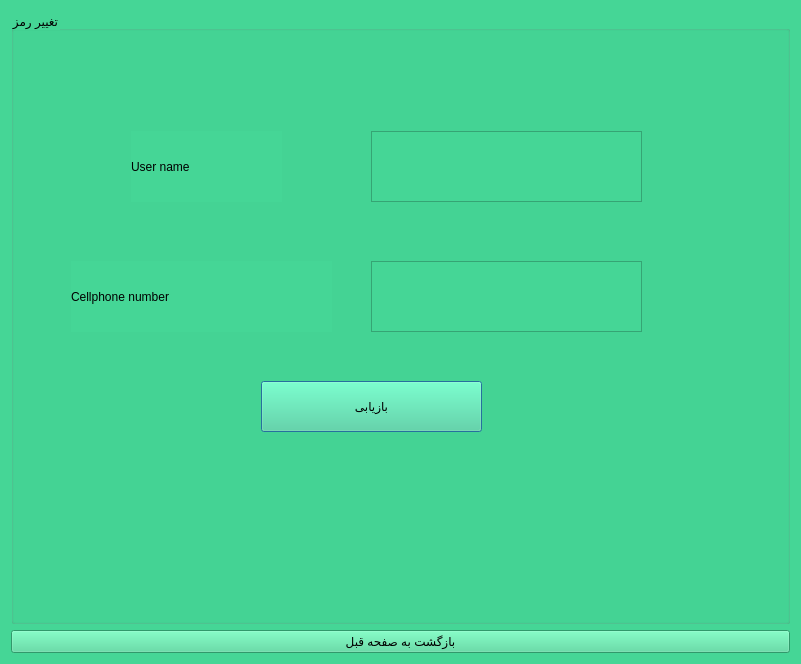
This is Project_Ap/forgetpasclient.ui in AP-projects-4001/metagoofill as Qt 5 draws it before an edit. The edited form follows.
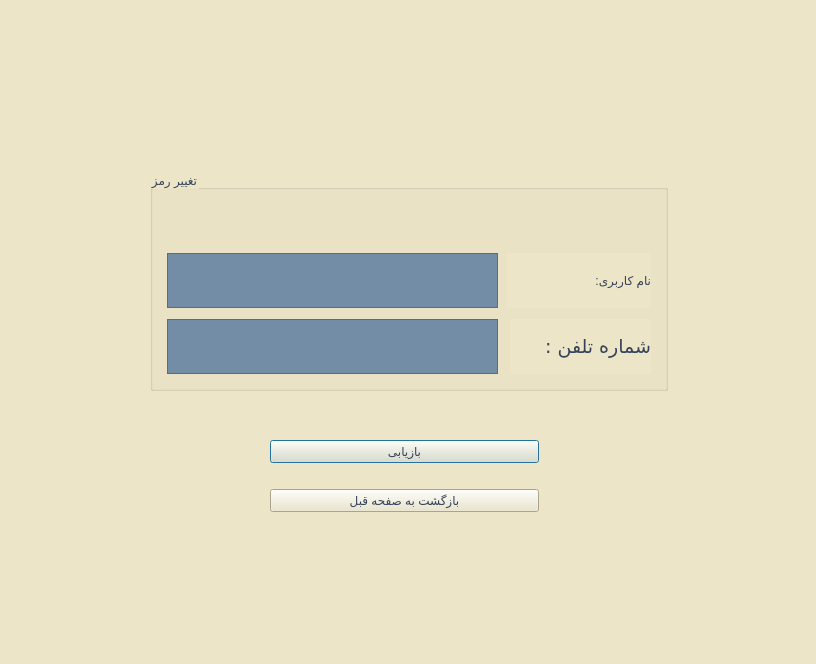
This is the edited form.

Diff of the .ui file:
```diff
--- a/Project_Ap/forgetpasclient.ui
+++ b/Project_Ap/forgetpasclient.ui
@@ -6,7 +6,7 @@
    <rect>
     <x>0</x>
     <y>0</y>
-    <width>801</width>
+    <width>816</width>
     <height>664</height>
    </rect>
   </property>
@@ -14,13 +14,20 @@
    <string>Dialog</string>
   </property>
   <property name="styleSheet">
-   <string notr="true">background-color: rgb(69, 214, 150);</string>
+   <string notr="true">background-color: rgb(236, 229, 199);</string>
   </property>
-  <layout class="QGridLayout" name="gridLayout">
-   <item row="0" column="0">
     <widget class="QGroupBox" name="groupBox">
+   <property name="geometry">
+    <rect>
+     <x>150</x>
+     <y>170</y>
+     <width>518</width>
+     <height>221</height>
+    </rect>
+   </property>
      <property name="styleSheet">
-      <string notr="true">font: 18pt &quot;MS Shell Dlg 2&quot;;</string>
+    <string notr="true">font: 20pt &quot;Lalezar&quot;;
+color: rgb(53, 66, 89);</string>
      </property>
      <property name="title">
       <string>تغییر رمز</string>
@@ -28,68 +35,98 @@
      <widget class="QTextEdit" name="textEdit">
       <property name="geometry">
        <rect>
-        <x>360</x>
-        <y>120</y>
-        <width>271</width>
-        <height>71</height>
-       </rect>
-      </property>
-     </widget>
-     <widget class="QTextEdit" name="textEdit_2">
-      <property name="geometry">
-       <rect>
-        <x>360</x>
-        <y>250</y>
-        <width>271</width>
-        <height>71</height>
-       </rect>
+      <x>17</x>
+      <y>83</y>
+      <width>331</width>
+      <height>55</height>
+     </rect>
+    </property>
+    <property name="styleSheet">
+     <string notr="true">background-color: rgb(116, 141, 166);</string>
       </property>
      </widget>
      <widget class="QLabel" name="label">
       <property name="geometry">
        <rect>
-        <x>120</x>
-        <y>120</y>
-        <width>151</width>
-        <height>71</height>
-       </rect>
-      </property>
+      <x>357</x>
+      <y>83</y>
+      <width>144</width>
+      <height>55</height>
+     </rect>
+    </property>
+    <property name="styleSheet">
+     <string notr="true">font: 14pt &quot;Lalezar&quot;;
+color: rgb(53, 66, 89);</string>
+    </property>
       <property name="text">
-       <string>User name</string>
+     <string>نام کاربری:</string>
+    </property>
+   </widget>
+   <widget class="QTextEdit" name="textEdit_2">
+    <property name="geometry">
+     <rect>
+      <x>17</x>
+      <y>149</y>
+      <width>331</width>
+      <height>55</height>
+     </rect>
+    </property>
+    <property name="styleSheet">
+     <string notr="true">background-color: rgb(116, 141, 166);</string>
       </property>
      </widget>
      <widget class="QLabel" name="label_2">
       <property name="geometry">
        <rect>
-        <x>60</x>
-        <y>250</y>
-        <width>261</width>
-        <height>71</height>
-       </rect>
-      </property>
+      <x>360</x>
+      <y>149</y>
+      <width>141</width>
+      <height>55</height>
+     </rect>
+    </property>
+    <property name="font">
+     <font>
+      <family>Lalezar</family>
+      <pointsize>14</pointsize>
+      <italic>false</italic>
+      <bold>false</bold>
+     </font>
+    </property>
+    <property name="styleSheet">
+     <string notr="true">font: 14pt &quot;Lalezar&quot;;
+color: rgb(53, 66, 89);</string>
+    </property>
       <property name="text">
-       <string>Cellphone number</string>
-      </property>
-     </widget>
+     <string>شماره تلفن :</string>
+    </property>
+   </widget>
+  </widget>
+  <widget class="QWidget" name="">
+   <property name="geometry">
+    <rect>
+     <x>270</x>
+     <y>420</y>
+     <width>269</width>
+     <height>112</height>
+    </rect>
+   </property>
+   <layout class="QVBoxLayout" name="verticalLayout">
+    <item>
      <widget class="QPushButton" name="pushButton">
-      <property name="geometry">
-       <rect>
-        <x>250</x>
-        <y>370</y>
-        <width>221</width>
-        <height>51</height>
-       </rect>
+      <property name="styleSheet">
+       <string notr="true">font: 12pt &quot;Lalezar&quot;;
+color: rgb(53, 66, 89);</string>
       </property>
       <property name="text">
        <string>بازیابی</string>
       </property>
      </widget>
-    </widget>
-   </item>
-   <item row="1" column="0">
+    </item>
+    <item>
     <widget class="QPushButton" name="pushButton_2">
      <property name="styleSheet">
-      <string notr="true">font: 18pt &quot;MS Shell Dlg 2&quot;;</string>
+       <string notr="true">font: 12pt &quot;Lalezar&quot;;
+color: rgb(53, 66, 89);</string>
      </property>
      <property name="text">
       <string>بازگشت به صفحه قبل</string>
@@ -97,6 +134,7 @@
     </widget>
    </item>
   </layout>
+  </widget>
  </widget>
  <resources/>
  <connections/>
```
Lines whose indentation alone changed are shown as unchanged.
